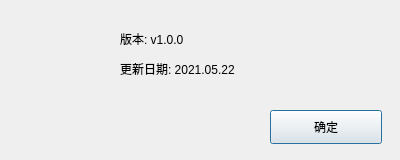
Before: the Qt Designer form QCR/ui/about_dialog.ui in mxy493/TableQCR, drawn with Qt 5.
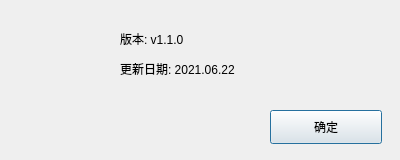
After: the same form once the commit is applied. Icons and pictures are not drawn.

Commit message: 发布1.1.0版

Diff of the .ui file:
```diff
--- a/QCR/ui/about_dialog.ui
+++ b/QCR/ui/about_dialog.ui
@@ -55,7 +55,7 @@
     </rect>
    </property>
    <property name="text">
-    <string>版本: v1.0.0</string>
+    <string>版本: v1.1.0</string>
    </property>
   </widget>
   <widget class="QLabel" name="label_update">
@@ -68,7 +68,7 @@
     </rect>
    </property>
    <property name="text">
-    <string>更新日期: 2021.05.22</string>
+    <string>更新日期: 2021.06.22</string>
    </property>
   </widget>
   <widget class="QPushButton" name="btn_ok">
```
